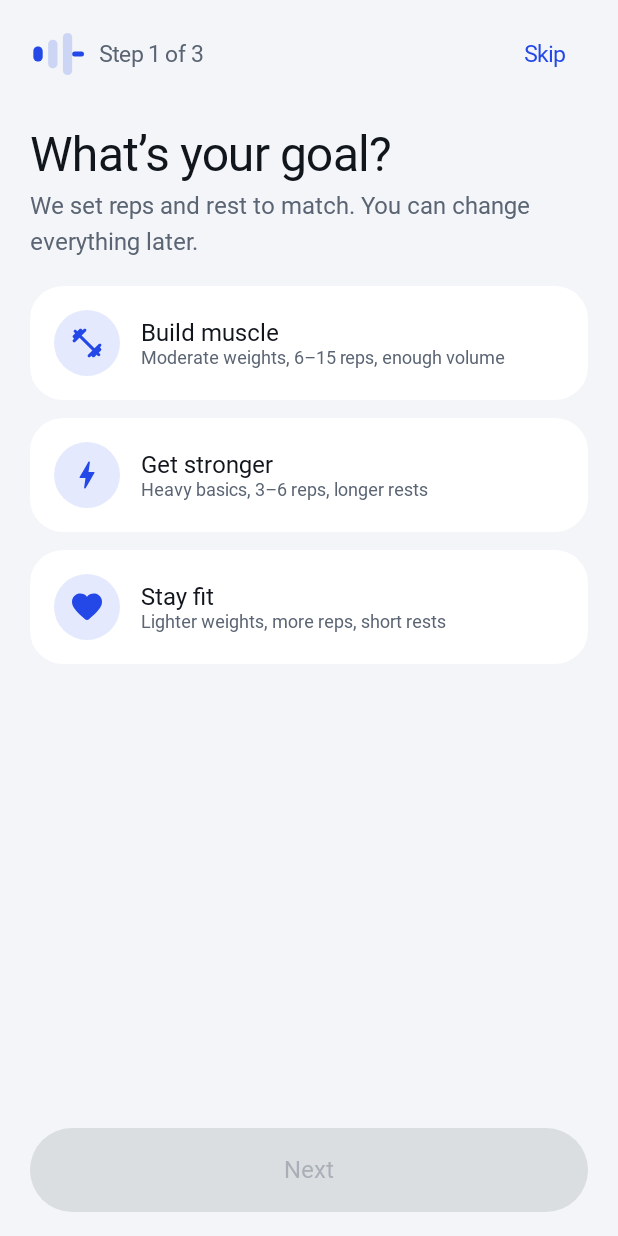
After one commit to davidbuechel/knurl, an Android app built with Jetpack Compose: the composable OnboardingScreen shown on its own in the app's theme, on a phone screen of 412 x 824 dp. The commit adds this screen. Run offline under Robolectric (Android 15) with nearby library versions, the phone set to English and light mode, and no system bars; our stand-ins replace Firebase (no records; nobody signed in at launch, a user with empty details on screens opened directly); Roboto replaces fonts that are not available here.

Commit message:
Onboarding on first start
Three questions (goal, experience, training days with unit and reminders)
set up starter routines (full body A/B, upper/lower or push/pull/legs with
reps, rest and sets to match), the weekly goal and reminder days. Stored in
the account so a new phone does not ask again; existing accounts skip it.
The step indicator is the plates mark loading up.

```diff
--- a/app/src/main/java/de/knurl/data/TrainingData.kt
+++ b/app/src/main/java/de/knurl/data/TrainingData.kt
@@ -1,6 +1,8 @@
 package de.knurl.data
 
 import de.knurl.domain.calc.PlateCalculator
+import de.knurl.domain.catalog.Experience
+import de.knurl.domain.catalog.Goal
 import de.knurl.domain.model.BodyWeight
 import de.knurl.domain.model.Exercise
 import de.knurl.domain.model.Routine
@@ -36,6 +38,10 @@ data class Settings(
     val notifications: NotificationSettings = NotificationSettings(),
     /** Starred exercises, shown first in the library. */
     val favoriteExercises: List<String> = emptyList(),
+    /** First-start questions answered (or skipped); stored here so a new phone doesn't ask again. */
+    val onboardingDone: Boolean = false,
+    val goal: Goal? = null,
+    val experience: Experience? = null,
 )
 
 /** Each kind of notification can be switched off on its own; each is its own Android channel too. */
--- /dev/null
+++ b/app/src/main/java/de/knurl/feature/onboarding/OnboardingScreen.kt
@@ -0,0 +1,195 @@
+package de.knurl.feature.onboarding
+
+import androidx.annotation.StringRes
+import androidx.compose.animation.AnimatedContent
+import androidx.compose.animation.fadeIn
+import androidx.compose.animation.fadeOut
+import androidx.compose.animation.slideInHorizontally
+import androidx.compose.animation.togetherWith
+import androidx.compose.foundation.background
+import androidx.compose.foundation.border
+import androidx.compose.foundation.clickable
+import androidx.compose.foundation.layout.Arrangement
+import androidx.compose.foundation.layout.Box
+import androidx.compose.foundation.layout.Column
+import androidx.compose.foundation.layout.FlowRow
+import androidx.compose.foundation.layout.Row
+import androidx.compose.foundation.layout.fillMaxSize
+import androidx.compose.foundation.layout.fillMaxWidth
+import androidx.compose.foundation.layout.height
+import androidx.compose.foundation.layout.navigationBarsPadding
+import androidx.compose.foundation.layout.padding
+import androidx.compose.foundation.layout.size
+import androidx.compose.foundation.layout.statusBarsPadding
+import androidx.compose.foundation.rememberScrollState
+import androidx.compose.foundation.shape.CircleShape
+import androidx.compose.foundation.verticalScroll
+import androidx.compose.material.icons.Icons
+import androidx.compose.material.icons.rounded.Bolt
+import androidx.compose.material.icons.rounded.FitnessCenter
+import androidx.compose.material.icons.rounded.Favorite
+import androidx.compose.material.icons.rounded.LooksOne
+import androidx.compose.material.icons.rounded.LooksTwo
+import androidx.compose.material.icons.rounded.Looks3
+import androidx.compose.material3.Button
+import androidx.compose.material3.Icon
+import androidx.compose.material3.MaterialTheme
+import androidx.compose.material3.Surface
+import androidx.compose.material3.Switch
+import androidx.compose.material3.Text
+import androidx.compose.material3.TextButton
+import androidx.compose.runtime.Composable
+import androidx.compose.runtime.getValue
+import androidx.compose.runtime.mutableIntStateOf
+import androidx.compose.runtime.mutableStateOf
+import androidx.compose.runtime.saveable.rememberSaveable
+import androidx.compose.runtime.setValue
+import androidx.compose.ui.Alignment
+import androidx.compose.ui.Modifier
+import androidx.compose.ui.draw.clip
+import androidx.compose.ui.graphics.Color
+import androidx.compose.ui.graphics.vector.ImageVector
+import androidx.compose.ui.platform.LocalConfiguration
+import androidx.compose.ui.res.stringResource
+import androidx.compose.ui.text.style.TextAlign
+import androidx.compose.ui.unit.dp
+import de.knurl.R
+import de.knurl.data.WeightUnit
+import de.knurl.domain.catalog.Experience
+import de.knurl.domain.catalog.Goal
+import de.knurl.feature.common.Formatting
+import de.knurl.feature.common.SegmentedTabs
+import de.knurl.feature.common.appContainer
+import de.knurl.ui.brand.KnurlProgress
+import java.time.DayOfWeek
+import java.time.format.TextStyle
+
+/**
+ * First start: three questions, then the app sets up routines, weekly goal, unit and reminders.
+ * The plates at the top load up with every step.
+ */
+@Composable
+fun OnboardingScreen() {
+    val training = appContainer().training
+    var step by rememberSaveable { mutableIntStateOf(0) }
+    var goal by rememberSaveable { mutableStateOf<Goal?>(null) }
+    var experience by rememberSaveable { mutableStateOf<Experience?>(null) }
+    var days by rememberSaveable { mutableStateOf(listOf(1, 3, 5)) }
+    var unit by rememberSaveable { mutableStateOf(WeightUnit.KG) }
+    var reminders by rememberSaveable { mutableStateOf(true) }
+    val locale = LocalConfiguration.current.locales[0]
+
+    fun finish() = training.completeOnboarding(goal ?: Goal.MUSCLE, experience ?: Experience.BEGINNER, days.sorted(), unit, reminders)
+
+    Surface(Modifier.fillMaxSize(), color = MaterialTheme.colorScheme.background) {
+        Column(Modifier.fillMaxSize().statusBarsPadding().navigationBarsPadding().padding(horizontal = 20.dp)) {
+            Row(Modifier.fillMaxWidth().padding(top = 12.dp), verticalAlignment = Alignment.CenterVertically) {
+                KnurlProgress((step + 1) / 3f, Modifier.size(36.dp))
+                Text(stringResource(R.string.onboarding_step, step + 1, 3), style = MaterialTheme.typography.labelLarge, color = MaterialTheme.colorScheme.onSurfaceVariant, modifier = Modifier.padding(start = 10.dp).weight(1f))
+                TextButton(onClick = ::finish) { Text(stringResource(R.string.onboarding_skip)) }
+            }
+
+            AnimatedContent(step, transitionSpec = { (slideInHorizontally { it / 3 } + fadeIn()) togetherWith fadeOut() }, label = "step", modifier = Modifier.weight(1f)) { current ->
+                Column(Modifier.fillMaxSize().verticalScroll(rememberScrollState()).padding(top = 24.dp), verticalArrangement = Arrangement.spacedBy(12.dp)) {
+                    when (current) {
+                        0 -> {
+                            Title(R.string.onboarding_goal_title, R.string.onboarding_goal_body)
+                            Choice(Icons.Rounded.FitnessCenter, R.string.goal_muscle, R.string.goal_muscle_hint, goal == Goal.MUSCLE) { goal = Goal.MUSCLE }
+                            Choice(Icons.Rounded.Bolt, R.string.goal_strength, R.string.goal_strength_hint, goal == Goal.STRENGTH) { goal = Goal.STRENGTH }
+                            Choice(Icons.Rounded.Favorite, R.string.goal_fitness, R.string.goal_fitness_hint, goal == Goal.FITNESS) { goal = Goal.FITNESS }
+                        }
+                        1 -> {
+                            Title(R.string.onboarding_experience_title, R.string.onboarding_experience_body)
+                            Choice(Icons.Rounded.LooksOne, R.string.level_beginner, R.string.experience_beginner_hint, experience == Experience.BEGINNER) { experience = Experience.BEGINNER }
+                            Choice(Icons.Rounded.LooksTwo, R.string.level_intermediate, R.string.experience_intermediate_hint, experience == Experience.INTERMEDIATE) { experience = Experience.INTERMEDIATE }
+                            Choice(Icons.Rounded.Looks3, R.string.level_expert, R.string.experience_advanced_hint, experience == Experience.ADVANCED) { experience = Experience.ADVANCED }
+                        }
+                        else -> {
+                            Title(R.string.onboarding_days_title, R.string.onboarding_days_body)
+                            FlowRow(horizontalArrangement = Arrangement.spacedBy(8.dp), verticalArrangement = Arrangement.spacedBy(8.dp)) {
+                                (1..7).forEach { day ->
+                                    val on = day in days
+                                    Box(
+                                        Modifier.size(44.dp).clip(CircleShape)
+                                            .background(if (on) MaterialTheme.colorScheme.primary else MaterialTheme.colorScheme.surfaceContainerHigh)
+                                            .clickable { days = if (on) days - day else days + day },
+                                        contentAlignment = Alignment.Center,
+                                    ) {
+                                        Text(
+                                            DayOfWeek.of(day).getDisplayName(TextStyle.SHORT, locale).take(2),
+                                            style = MaterialTheme.typography.labelLarge,
+                                            color = if (on) MaterialTheme.colorScheme.onPrimary else MaterialTheme.colorScheme.onSurface,
+                                        )
+                                    }
+                                }
+                            }
+                            Text(
+                                stringResource(R.string.onboarding_plan_preview, planName(days.size)),
+                                style = MaterialTheme.typography.bodyMedium,
+                                color = MaterialTheme.colorScheme.primary,
+                            )
+                            Text(stringResource(R.string.settings_unit), style = MaterialTheme.typography.titleSmall, modifier = Modifier.padding(top = 12.dp))
+                            SegmentedTabs(WeightUnit.entries, unit, { Formatting.symbol(it) }, { unit = it })
+                            Row(Modifier.fillMaxWidth().padding(top = 8.dp).clickable { reminders = !reminders }, verticalAlignment = Alignment.CenterVertically) {
+                                Column(Modifier.weight(1f)) {
+                                    Text(stringResource(R.string.notify_reminders), style = MaterialTheme.typography.titleSmall)
+                                    Text(stringResource(R.string.onboarding_reminders_hint), style = MaterialTheme.typography.bodySmall, color = MaterialTheme.colorScheme.onSurfaceVariant)
+                                }
+                                Switch(reminders, onCheckedChange = { reminders = it })
+                            }
+                        }
+                    }
+                }
+            }
+
+            val canContinue = when (step) {
+                0 -> goal != null
+                1 -> experience != null
+                else -> days.isNotEmpty()
+            }
+            Row(Modifier.fillMaxWidth().padding(vertical = 16.dp), horizontalArrangement = Arrangement.spacedBy(10.dp)) {
+                if (step > 0) TextButton(onClick = { step-- }, modifier = Modifier.height(56.dp)) { Text(stringResource(R.string.action_back)) }
+                Button(onClick = { if (step < 2) step++ else finish() }, enabled = canContinue, modifier = Modifier.weight(1f).height(56.dp)) {
+                    Text(stringResource(if (step < 2) R.string.pad_next else R.string.onboarding_start), style = MaterialTheme.typography.titleMedium)
+                }
+            }
+        }
+    }
+}
+
+@Composable
+private fun planName(days: Int): String = stringResource(
+    when {
+        days <= 3 -> R.string.plan_full_body
+        days == 4 -> R.string.plan_upper_lower
+        else -> R.string.plan_ppl
+    },
+)
+
+@Composable
+private fun Title(@StringRes title: Int, @StringRes body: Int) {
+    Column(Modifier.padding(bottom = 8.dp), verticalArrangement = Arrangement.spacedBy(6.dp)) {
+        Text(stringResource(title), style = MaterialTheme.typography.headlineLarge)
+        Text(stringResource(body), style = MaterialTheme.typography.bodyLarge, color = MaterialTheme.colorScheme.onSurfaceVariant)
+    }
+}
+
+@Composable
+private fun Choice(icon: ImageVector, @StringRes title: Int, @StringRes hint: Int, selected: Boolean, onClick: () -> Unit) {
+    Row(
+        Modifier.fillMaxWidth().clip(MaterialTheme.shapes.large)
+            .background(if (selected) MaterialTheme.colorScheme.primaryContainer else MaterialTheme.colorScheme.surfaceContainerLowest)
+            .border(2.dp, if (selected) MaterialTheme.colorScheme.primary else Color.Transparent, MaterialTheme.shapes.large)
+            .clickable(onClick = onClick).padding(16.dp),
+        verticalAlignment = Alignment.CenterVertically,
+        horizontalArrangement = Arrangement.spacedBy(14.dp),
+    ) {
+        Box(Modifier.size(44.dp).clip(CircleShape).background(MaterialTheme.colorScheme.primary.copy(alpha = if (selected) 1f else 0.12f)), contentAlignment = Alignment.Center) {
+            Icon(icon, contentDescription = null, tint = if (selected) MaterialTheme.colorScheme.onPrimary else MaterialTheme.colorScheme.primary)
+        }
+        Column(Modifier.weight(1f)) {
+            Text(stringResource(title), style = MaterialTheme.typography.titleMedium)
+            Text(stringResource(hint), style = MaterialTheme.typography.bodySmall, color = MaterialTheme.colorScheme.onSurfaceVariant, textAlign = TextAlign.Start)
+        }
+    }
+}
--- a/app/src/main/res/values/strings.xml
+++ b/app/src/main/res/values/strings.xml
@@ -407,4 +407,29 @@
         <item quantity="one">%1$d workout</item>
         <item quantity="other">%1$d workouts</item>
     </plurals>
+
+    <!-- Onboarding -->
+    <string name="onboarding_step">Step %1$d of %2$d</string>
+    <string name="onboarding_skip">Skip</string>
+    <string name="onboarding_start">Let’s go</string>
+    <string name="onboarding_goal_title">What’s your goal?</string>
+    <string name="onboarding_goal_body">We set reps and rest to match. You can change everything later.</string>
+    <string name="goal_muscle">Build muscle</string>
+    <string name="goal_muscle_hint">Moderate weights, 6–15 reps, enough volume</string>
+    <string name="goal_strength">Get stronger</string>
+    <string name="goal_strength_hint">Heavy basics, 3–6 reps, longer rests</string>
+    <string name="goal_fitness">Stay fit</string>
+    <string name="goal_fitness_hint">Lighter weights, more reps, short rests</string>
+    <string name="onboarding_experience_title">How long have you been training?</string>
+    <string name="onboarding_experience_body">Decides how many sets your routines start with.</string>
+    <string name="experience_beginner_hint">New or back after a long break</string>
+    <string name="experience_intermediate_hint">Training regularly for a year or more</string>
+    <string name="experience_advanced_hint">Years of structured training</string>
+    <string name="onboarding_days_title">Which days do you train?</string>
+    <string name="onboarding_days_body">Pick your usual days. Your weekly goal and reminders follow them.</string>
+    <string name="onboarding_plan_preview">Your plan: %1$s</string>
+    <string name="plan_full_body">Full body A/B</string>
+    <string name="plan_upper_lower">Upper/Lower</string>
+    <string name="plan_ppl">Push/Pull/Legs</string>
+    <string name="onboarding_reminders_hint">A nudge on your training days</string>
 </resources>
```
Also changed, not shown: app/src/main/java/de/knurl/data/repository/TrainingRepository.kt (+30 -2 lines), app/src/main/java/de/knurl/ui/navigation/KnurlNavHost.kt (+6 -2 lines), shared/src/commonMain/kotlin/de/knurl/domain/catalog/StarterPlan.kt (added, +90 -0 lines), 3 other files.
